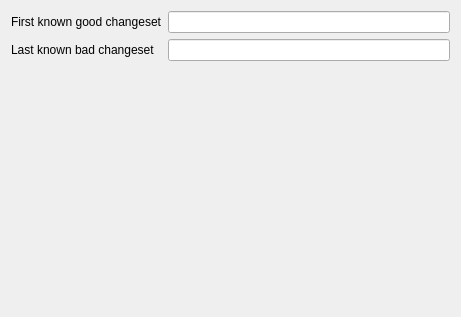
Before: the Qt Designer form gui/mozregui/ui/inbound.ui in mozilla/mozregression, drawn with Qt 5.
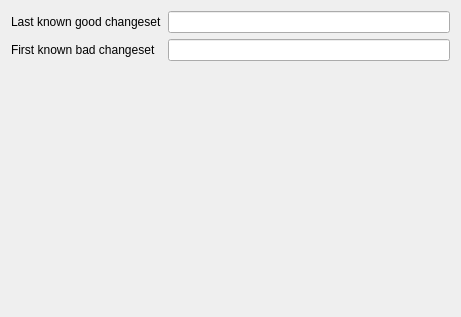
After: the same form once the commit is applied.

Commit message: fix last good / first bad terminology

```diff
--- a/gui/mozregui/ui/inbound.ui
+++ b/gui/mozregui/ui/inbound.ui
@@ -19,7 +19,7 @@
      <item row="0" column="0">
       <widget class="QLabel" name="label">
        <property name="text">
-        <string>First known good changeset</string>
+        <string>Last known good changeset</string>
        </property>
       </widget>
      </item>
@@ -29,7 +29,7 @@
      <item row="1" column="0">
       <widget class="QLabel" name="label_2">
        <property name="text">
-        <string>Last known bad changeset</string>
+        <string>First known bad changeset</string>
        </property>
       </widget>
      </item>
```
The commit also changes 1 other file.
